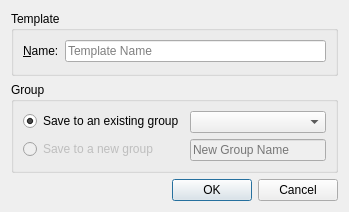
Above: src/tiled/newtemplatedialog.ui from mapeditor/tiled before the change. Below: the same form after it.
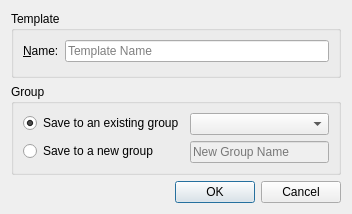
That is the form after the change.

Commit message: Allow using object name for the template name

```diff
--- a/src/tiled/newtemplatedialog.ui
+++ b/src/tiled/newtemplatedialog.ui
@@ -6,8 +6,8 @@
    <rect>
     <x>0</x>
     <y>0</y>
-    <width>349</width>
-    <height>212</height>
+    <width>352</width>
+    <height>214</height>
    </rect>
   </property>
   <property name="windowTitle">
@@ -19,18 +19,8 @@
      <property name="title">
       <string>Template</string>
      </property>
-     <layout class="QFormLayout" name="formLayout_2">
-      <item row="0" column="1">
-       <widget class="QLineEdit" name="templateName">
-        <property name="text">
-         <string/>
-        </property>
-        <property name="placeholderText">
-         <string>Template Name</string>
-        </property>
-       </widget>
-      </item>
-      <item row="0" column="0">
+     <layout class="QFormLayout" name="formLayout">
+      <item row="1" column="0">
        <widget class="QLabel" name="templateNameLabel">
         <property name="text">
          <string>&amp;Name:</string>
@@ -40,6 +30,16 @@
         </property>
        </widget>
       </item>
+      <item row="1" column="1">
+       <widget class="QLineEdit" name="templateName">
+        <property name="text">
+         <string/>
+        </property>
+        <property name="placeholderText">
+         <string>Template Name</string>
+        </property>
+       </widget>
+      </item>
      </layout>
     </widget>
    </item>
@@ -66,6 +66,22 @@
         </property>
        </widget>
       </item>
+      <item row="1" column="0">
+       <widget class="QRadioButton" name="newGroupRadioButton">
+        <property name="enabled">
+         <bool>true</bool>
+        </property>
+        <property name="text">
+         <string>Save to a new group</string>
+        </property>
+        <property name="checkable">
+         <bool>true</bool>
+        </property>
+        <property name="checked">
+         <bool>false</bool>
+        </property>
+       </widget>
+      </item>
       <item row="1" column="1">
        <widget class="QLineEdit" name="groupName">
         <property name="enabled">
@@ -82,22 +98,6 @@
         </property>
        </widget>
       </item>
-      <item row="1" column="0">
-       <widget class="QRadioButton" name="newGroupRadioButton">
-        <property name="enabled">
-         <bool>false</bool>
-        </property>
-        <property name="text">
-         <string>Save to a new group</string>
-        </property>
-        <property name="checkable">
-         <bool>true</bool>
-        </property>
-        <property name="checked">
-         <bool>false</bool>
-        </property>
-       </widget>
-      </item>
      </layout>
     </widget>
    </item>
```
Left out of the diff: 1 changed line with no effect on the pictures. The commit also changes 3 other files.
